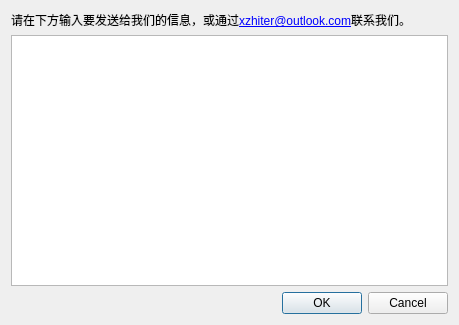
First picture: the form in contact.ui, repository xzhitpl/Study_Helper, before the edit.
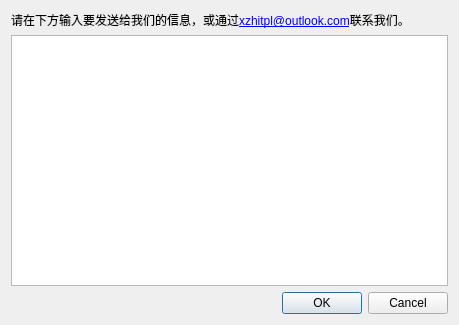
Second picture: the form after the edit.

Diff of the .ui file:
```diff
--- a/contact.ui
+++ b/contact.ui
@@ -17,7 +17,7 @@
    <item>
     <widget class="QLabel" name="label">
      <property name="text">
-      <string>请在下方输入要发送给我们的信息，或通过&lt;a href=&quot;mailto:xzhiter@outlook.com&quot;&gt;xzhiter@outlook.com&lt;/a&gt;联系我们。</string>
+      <string>&lt;html&gt;&lt;head/&gt;&lt;body&gt;&lt;p&gt;请在下方输入要发送给我们的信息，或通过&lt;a href=&quot;mailto:xzhiter@outlook.com&quot;&gt;&lt;span style=&quot; text-decoration: underline; color:#0000ff;&quot;&gt;xzhitpl@outlook.com&lt;/span&gt;&lt;/a&gt;联系我们。&lt;/p&gt;&lt;/body&gt;&lt;/html&gt;</string>
      </property>
      <property name="wordWrap">
       <bool>true</bool>
```
